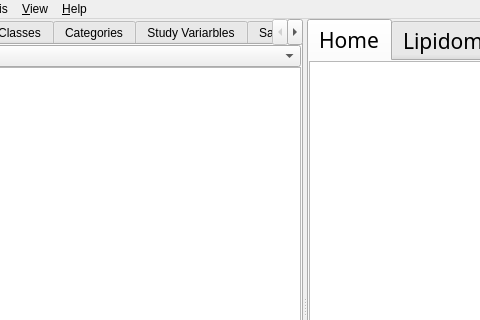
Above: ui/lipidspacegui.ui from lifs-tools/lipidspace before the change; both pictures show x 81 to 561 and y 0 to 320 of the 1151 by 615 pixel window. Below: the same form after it.
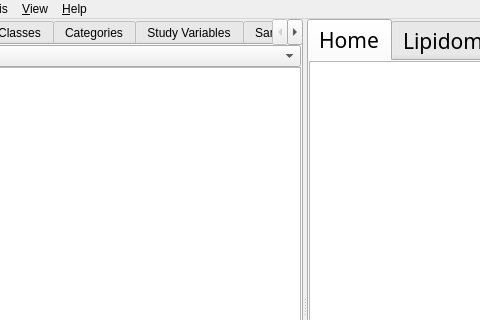
That is the form after the change. Custom widgets are drawn as their Qt base class.

Commit message: changed design of tutorial window slightly

The edit to the form file:
```diff
--- a/ui/lipidspacegui.ui
+++ b/ui/lipidspacegui.ui
@@ -179,7 +179,7 @@
           </widget>
           <widget class="QWidget" name="featureTab">
            <attribute name="title">
-            <string>Study Variarbles</string>
+            <string>Study Variables</string>
            </attribute>
            <layout class="QVBoxLayout" name="verticalLayout_5">
             <property name="spacing">
```
The commit also changes 2 other files.
